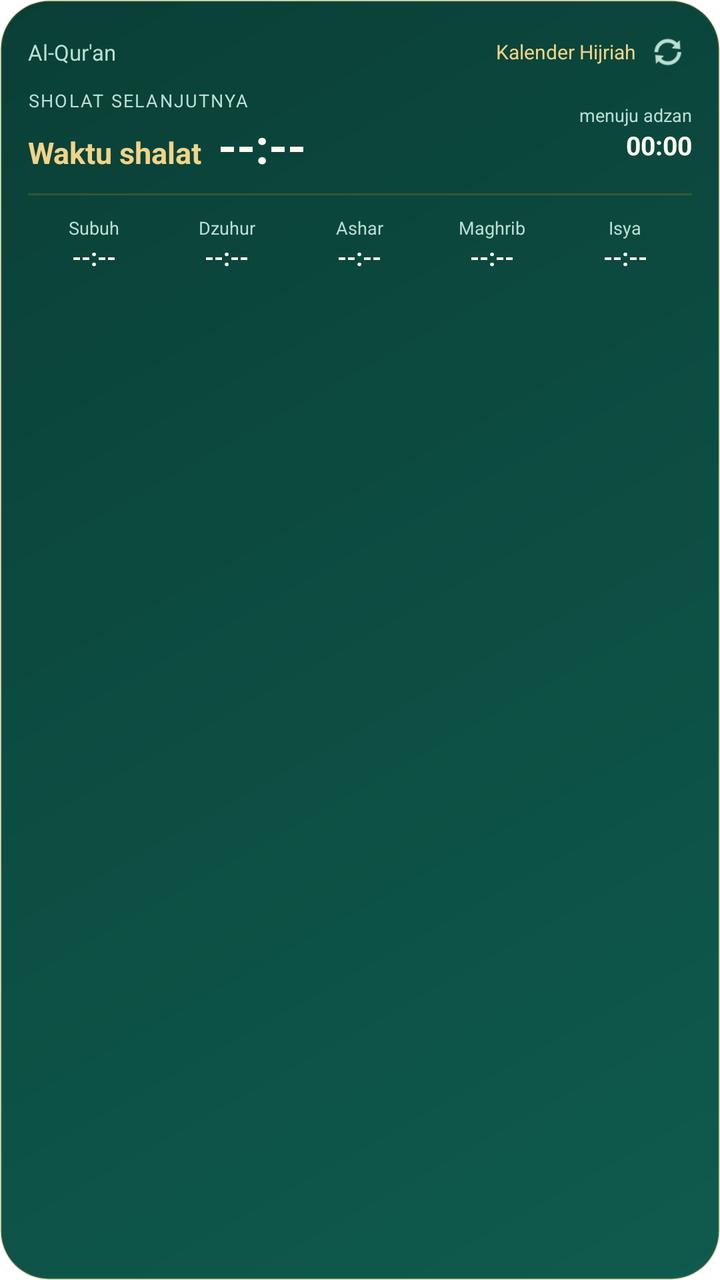
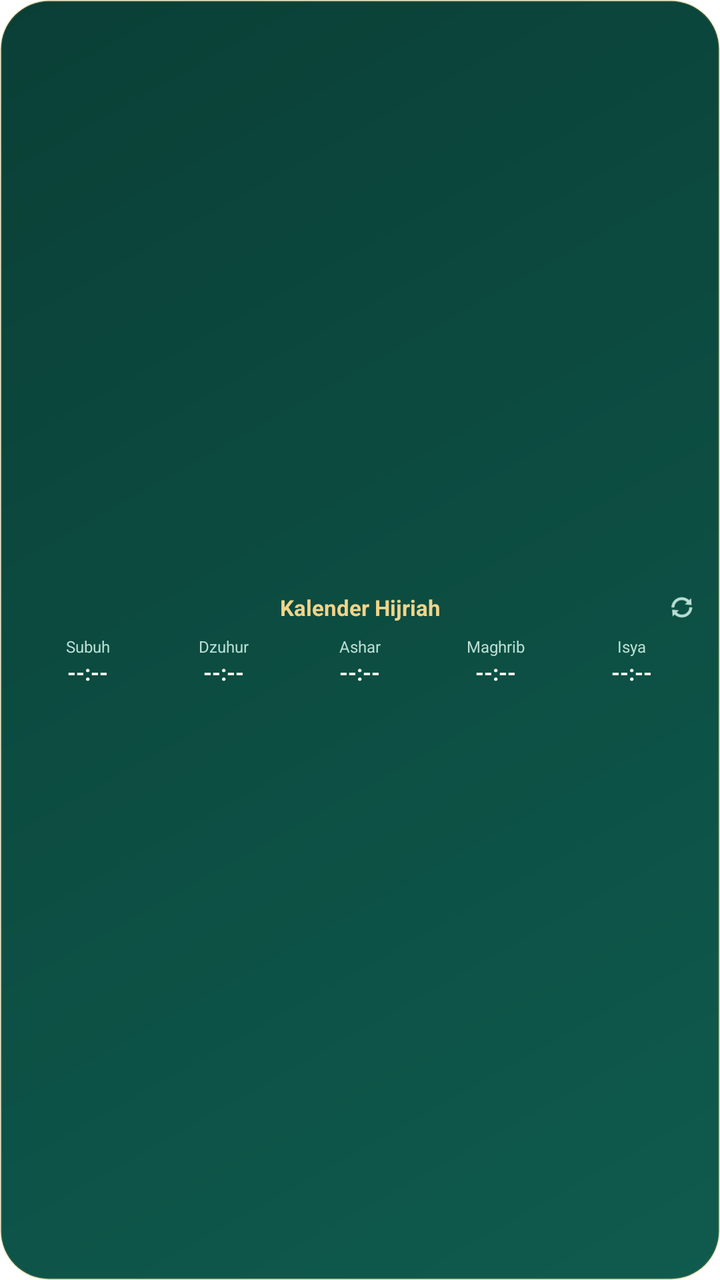

The first picture is an Android layout as it rendered before a commit; the second is the same layout after the commit. The layout source and the unified diff follow.
<!-- AndroidManifest.xml: fallback theme Theme.MaterialComponents.DayNight.NoActionBar -->
<!-- res/layout/prayer_times_widget.xml -->
<?xml version="1.0" encoding="utf-8"?>
<LinearLayout xmlns:android="http://schemas.android.com/apk/res/android"
    android:id="@+id/widget_root"
    android:layout_width="match_parent"
    android:layout_height="match_parent"
    android:background="@drawable/prayer_widget_background"
    android:orientation="vertical"
    android:padding="14dp">

    <LinearLayout
        android:layout_width="match_parent"
        android:layout_height="wrap_content"
        android:gravity="center_vertical"
        android:orientation="horizontal">

        <TextView
            android:id="@+id/widget_location"
            android:layout_width="0dp"
            android:layout_height="wrap_content"
            android:layout_weight="1"
            android:ellipsize="end"
            android:maxLines="1"
            android:text="Al-Qur'an"
            android:textColor="#B9DED4"
            android:textSize="11sp" />

        <TextView
            android:id="@+id/widget_hijri"
            android:layout_width="wrap_content"
            android:layout_height="wrap_content"
            android:layout_marginStart="8dp"
            android:ellipsize="end"
            android:maxLines="1"
            android:text="Kalender Hijriah"
            android:textColor="#F0D48A"
            android:textSize="10sp" />

        <ImageButton
            android:id="@+id/widget_refresh"
            android:layout_width="24dp"
            android:layout_height="24dp"
            android:layout_marginStart="4dp"
            android:background="?android:attr/selectableItemBackgroundBorderless"
            android:contentDescription="Perbarui waktu shalat"
            android:padding="3dp"
            android:scaleType="fitCenter"
            android:src="@android:drawable/ic_popup_sync"
            android:tint="#B9DED4" />
    </LinearLayout>

    <LinearLayout
        android:layout_width="match_parent"
        android:layout_height="wrap_content"
        android:layout_marginTop="6dp"
        android:baselineAligned="false"
        android:gravity="center_vertical"
        android:orientation="horizontal">

        <LinearLayout
            android:layout_width="0dp"
            android:layout_height="wrap_content"
            android:layout_weight="1"
            android:orientation="vertical">

            <TextView
                android:id="@+id/widget_next_label"
                android:layout_width="match_parent"
                android:layout_height="wrap_content"
                android:letterSpacing="0.08"
                android:maxLines="1"
                android:text="SHOLAT SELANJUTNYA"
                android:textColor="#B9DED4"
                android:textSize="9sp" />

            <LinearLayout
                android:layout_width="match_parent"
                android:layout_height="wrap_content"
                android:baselineAligned="true"
                android:orientation="horizontal">

                <TextView
                    android:id="@+id/widget_prayer_name"
                    android:layout_width="wrap_content"
                    android:layout_height="wrap_content"
                    android:ellipsize="end"
                    android:maxLines="1"
                    android:text="Waktu shalat"
                    android:textColor="#F0D48A"
                    android:textSize="15sp"
                    android:textStyle="bold" />

                <TextView
                    android:id="@+id/widget_prayer_time"
                    android:layout_width="wrap_content"
                    android:layout_height="wrap_content"
                    android:layout_marginStart="8dp"
                    android:text="--:--"
                    android:textColor="#FFFBF1"
                    android:textSize="24sp"
                    android:textStyle="bold" />
            </LinearLayout>
        </LinearLayout>

        <LinearLayout
            android:layout_width="wrap_content"
            android:layout_height="wrap_content"
            android:gravity="end"
            android:orientation="vertical">

            <TextView
                android:id="@+id/widget_countdown_label"
                android:layout_width="wrap_content"
                android:layout_height="wrap_content"
                android:maxLines="1"
                android:text="menuju adzan"
                android:textColor="#B9DED4"
                android:textSize="9sp" />

            <Chronometer
                android:id="@+id/widget_countdown"
                android:layout_width="wrap_content"
                android:layout_height="wrap_content"
                android:format="%s"
                android:textColor="#FFFBF1"
                android:textSize="13sp"
                android:textStyle="bold" />
        </LinearLayout>
    </LinearLayout>

    <View
        android:layout_width="match_parent"
        android:layout_height="1dp"
        android:layout_marginTop="8dp"
        android:background="#33C9A227" />

    <LinearLayout
        android:layout_width="match_parent"
        android:layout_height="wrap_content"
        android:layout_marginTop="6dp"
        android:baselineAligned="false"
        android:orientation="horizontal">

        <LinearLayout
            android:id="@+id/widget_fajr_cell"
            android:layout_width="0dp"
            android:layout_height="wrap_content"
            android:layout_weight="1"
            android:gravity="center"
            android:orientation="vertical"
            android:paddingTop="4dp"
            android:paddingBottom="4dp">

            <TextView
                android:id="@+id/widget_fajr_name"
                android:layout_width="wrap_content"
                android:layout_height="wrap_content"
                android:maxLines="1"
                android:text="Subuh"
                android:textColor="#B9DED4"
                android:textSize="9sp" />

            <TextView
                android:id="@+id/widget_fajr_time"
                android:layout_width="wrap_content"
                android:layout_height="wrap_content"
                android:text="--:--"
                android:textColor="#FFFBF1"
                android:textSize="12sp"
                android:textStyle="bold" />
        </LinearLayout>

        <LinearLayout
            android:id="@+id/widget_dhuhr_cell"
            android:layout_width="0dp"
            android:layout_height="wrap_content"
            android:layout_weight="1"
            android:gravity="center"
            android:orientation="vertical"
            android:paddingTop="4dp"
            android:paddingBottom="4dp">

            <TextView
                android:id="@+id/widget_dhuhr_name"
                android:layout_width="wrap_content"
                android:layout_height="wrap_content"
                android:maxLines="1"
                android:text="Dzuhur"
                android:textColor="#B9DED4"
                android:textSize="9sp" />

            <TextView
                android:id="@+id/widget_dhuhr_time"
                android:layout_width="wrap_content"
                android:layout_height="wrap_content"
                android:text="--:--"
                android:textColor="#FFFBF1"
                android:textSize="12sp"
                android:textStyle="bold" />
        </LinearLayout>

        <LinearLayout
            android:id="@+id/widget_asr_cell"
            android:layout_width="0dp"
            android:layout_height="wrap_content"
            android:layout_weight="1"
            android:gravity="center"
            android:orientation="vertical"
            android:paddingTop="4dp"
            android:paddingBottom="4dp">

            <TextView
                android:id="@+id/widget_asr_name"
                android:layout_width="wrap_content"
                android:layout_height="wrap_content"
                android:maxLines="1"
                android:text="Ashar"
                android:textColor="#B9DED4"
                android:textSize="9sp" />

            <TextView
                android:id="@+id/widget_asr_time"
                android:layout_width="wrap_content"
                android:layout_height="wrap_content"
                android:text="--:--"
                android:textColor="#FFFBF1"
                android:textSize="12sp"
                android:textStyle="bold" />
        </LinearLayout>

        <LinearLayout
            android:id="@+id/widget_maghrib_cell"
            android:layout_width="0dp"
            android:layout_height="wrap_content"
            android:layout_weight="1"
            android:gravity="center"
            android:orientation="vertical"
            android:paddingTop="4dp"
            android:paddingBottom="4dp">

            <TextView
                android:id="@+id/widget_maghrib_name"
                android:layout_width="wrap_content"
                android:layout_height="wrap_content"
                android:maxLines="1"
                android:text="Maghrib"
                android:textColor="#B9DED4"
                android:textSize="9sp" />

            <TextView
                android:id="@+id/widget_maghrib_time"
                android:layout_width="wrap_content"
                android:layout_height="wrap_content"
                android:text="--:--"
                android:textColor="#FFFBF1"
                android:textSize="12sp"
                android:textStyle="bold" />
        </LinearLayout>

        <LinearLayout
            android:id="@+id/widget_isha_cell"
            android:layout_width="0dp"
            android:layout_height="wrap_content"
            android:layout_weight="1"
            android:gravity="center"
            android:orientation="vertical"
            android:paddingTop="4dp"
            android:paddingBottom="4dp">

            <TextView
                android:id="@+id/widget_isha_name"
                android:layout_width="wrap_content"
                android:layout_height="wrap_content"
                android:maxLines="1"
                android:text="Isya"
                android:textColor="#B9DED4"
                android:textSize="9sp" />

            <TextView
                android:id="@+id/widget_isha_time"
                android:layout_width="wrap_content"
                android:layout_height="wrap_content"
                android:text="--:--"
                android:textColor="#FFFBF1"
                android:textSize="12sp"
                android:textStyle="bold" />
        </LinearLayout>
    </LinearLayout>
</LinearLayout>
<!-- resources referenced by this layout -->
<resources>
  <!-- drawable prayer_widget_background (drawable) -->
  <?xml version="1.0" encoding="utf-8"?>
  <shape xmlns:android="http://schemas.android.com/apk/res/android"
      android:shape="rectangle">
      <gradient
          android:angle="135"
          android:endColor="#0A3F36"
          android:startColor="#0F5B4E" />
      <corners android:radius="24dp" />
      <stroke
          android:width="1dp"
          android:color="#33C9A227" />
  </shape>
</resources>

<!-- the commit's change to res/layout/prayer_times_widget.xml (unified diff, before → after) -->
@@ -4,139 +4,49 @@
     android:layout_width="match_parent"
     android:layout_height="match_parent"
     android:background="@drawable/prayer_widget_background"
+    android:gravity="center_vertical"
     android:orientation="vertical"
-    android:padding="14dp">
+    android:paddingStart="10dp"
+    android:paddingTop="6dp"
+    android:paddingEnd="10dp"
+    android:paddingBottom="6dp">
+
+    <FrameLayout
+        android:layout_width="match_parent"
+        android:layout_height="wrap_content">
+
+        <TextView
+            android:id="@+id/widget_hijri"
+            android:layout_width="match_parent"
+            android:layout_height="wrap_content"
+            android:layout_gravity="center"
+            android:ellipsize="end"
+            android:gravity="center"
+            android:maxLines="1"
+            android:paddingStart="18dp"
+            android:paddingEnd="18dp"
+            android:text="Kalender Hijriah"
+            android:textColor="#F0D48A"
+            android:textSize="11sp"
+            android:textStyle="bold" />
+
+        <ImageButton
+            android:id="@+id/widget_refresh"
+            android:layout_width="18dp"
+            android:layout_height="18dp"
+            android:layout_gravity="end|center_vertical"
+            android:background="?android:attr/selectableItemBackgroundBorderless"
+            android:contentDescription="Perbarui waktu shalat"
+            android:padding="2dp"
+            android:scaleType="fitCenter"
+            android:src="@android:drawable/ic_popup_sync"
+            android:tint="#B9DED4" />
+    </FrameLayout>
 
     <LinearLayout
         android:layout_width="match_parent"
         android:layout_height="wrap_content"
-        android:gravity="center_vertical"
-        android:orientation="horizontal">
-
-        <TextView
-            android:id="@+id/widget_location"
-            android:layout_width="0dp"
-            android:layout_height="wrap_content"
-            android:layout_weight="1"
-            android:ellipsize="end"
-            android:maxLines="1"
-            android:text="Al-Qur'an"
-            android:textColor="#B9DED4"
-            android:textSize="11sp" />
-
-        <TextView
-            android:id="@+id/widget_hijri"
-            android:layout_width="wrap_content"
-            android:layout_height="wrap_content"
-            android:layout_marginStart="8dp"
-            android:ellipsize="end"
-            android:maxLines="1"
-            android:text="Kalender Hijriah"
-            android:textColor="#F0D48A"
-            android:textSize="10sp" />
-
-        <ImageButton
-            android:id="@+id/widget_refresh"
-            android:layout_width="24dp"
-            android:layout_height="24dp"
-            android:layout_marginStart="4dp"
-            android:background="?android:attr/selectableItemBackgroundBorderless"
-            android:contentDescription="Perbarui waktu shalat"
-            android:padding="3dp"
-            android:scaleType="fitCenter"
-            android:src="@android:drawable/ic_popup_sync"
-            android:tint="#B9DED4" />
-    </LinearLayout>
-
-    <LinearLayout
-        android:layout_width="match_parent"
-        android:layout_height="wrap_content"
-        android:layout_marginTop="6dp"
-        android:baselineAligned="false"
-        android:gravity="center_vertical"
-        android:orientation="horizontal">
-
-        <LinearLayout
-            android:layout_width="0dp"
-            android:layout_height="wrap_content"
-            android:layout_weight="1"
-            android:orientation="vertical">
-
-            <TextView
-                android:id="@+id/widget_next_label"
-                android:layout_width="match_parent"
-                android:layout_height="wrap_content"
-                android:letterSpacing="0.08"
-                android:maxLines="1"
-                android:text="SHOLAT SELANJUTNYA"
-                android:textColor="#B9DED4"
-                android:textSize="9sp" />
-
-            <LinearLayout
-                android:layout_width="match_parent"
-                android:layout_height="wrap_content"
-                android:baselineAligned="true"
-                android:orientation="horizontal">
-
-                <TextView
-                    android:id="@+id/widget_prayer_name"
-                    android:layout_width="wrap_content"
-                    android:layout_height="wrap_content"
-                    android:ellipsize="end"
-                    android:maxLines="1"
-                    android:text="Waktu shalat"
-                    android:textColor="#F0D48A"
-                    android:textSize="15sp"
-                    android:textStyle="bold" />
-
-                <TextView
-                    android:id="@+id/widget_prayer_time"
-                    android:layout_width="wrap_content"
-                    android:layout_height="wrap_content"
-                    android:layout_marginStart="8dp"
-                    android:text="--:--"
-                    android:textColor="#FFFBF1"
-                    android:textSize="24sp"
-                    android:textStyle="bold" />
-            </LinearLayout>
-        </LinearLayout>
-
-        <LinearLayout
-            android:layout_width="wrap_content"
-            android:layout_height="wrap_content"
-            android:gravity="end"
-            android:orientation="vertical">
-
-            <TextView
-                android:id="@+id/widget_countdown_label"
-                android:layout_width="wrap_content"
-                android:layout_height="wrap_content"
-                android:maxLines="1"
-                android:text="menuju adzan"
-                android:textColor="#B9DED4"
-                android:textSize="9sp" />
-
-            <Chronometer
-                android:id="@+id/widget_countdown"
-                android:layout_width="wrap_content"
-                android:layout_height="wrap_content"
-                android:format="%s"
-                android:textColor="#FFFBF1"
-                android:textSize="13sp"
-                android:textStyle="bold" />
-        </LinearLayout>
-    </LinearLayout>
-
-    <View
-        android:layout_width="match_parent"
-        android:layout_height="1dp"
-        android:layout_marginTop="8dp"
-        android:background="#33C9A227" />
-
-    <LinearLayout
-        android:layout_width="match_parent"
-        android:layout_height="wrap_content"
-        android:layout_marginTop="6dp"
+        android:layout_marginTop="3dp"
         android:baselineAligned="false"
         android:orientation="horizontal">
 
@@ -147,25 +57,30 @@
             android:layout_weight="1"
             android:gravity="center"
             android:orientation="vertical"
-            android:paddingTop="4dp"
-            android:paddingBottom="4dp">
+            android:paddingStart="1dp"
+            android:paddingTop="2dp"
+            android:paddingEnd="1dp"
+            android:paddingBottom="2dp">
 
             <TextView
                 android:id="@+id/widget_fajr_name"
                 android:layout_width="wrap_content"
                 android:layout_height="wrap_content"
+                android:gravity="center"
                 android:maxLines="1"
                 android:text="Subuh"
                 android:textColor="#B9DED4"
-                android:textSize="9sp" />
+                android:textSize="8sp" />
 
             <TextView
                 android:id="@+id/widget_fajr_time"
                 android:layout_width="wrap_content"
                 android:layout_height="wrap_content"
-                android:text="--:--"
-                android:textColor="#FFFBF1"
-                android:textSize="12sp"
+                android:gravity="center"
+                android:maxLines="1"
+                android:text="--:--"
+                android:textColor="#FFFBF1"
+                android:textSize="11sp"
                 android:textStyle="bold" />
         </LinearLayout>
 
@@ -176,25 +91,30 @@
             android:layout_weight="1"
             android:gravity="center"
             android:orientation="vertical"
-            android:paddingTop="4dp"
-            android:paddingBottom="4dp">
+            android:paddingStart="1dp"
+            android:paddingTop="2dp"
+            android:paddingEnd="1dp"
+            android:paddingBottom="2dp">
 
             <TextView
                 android:id="@+id/widget_dhuhr_name"
                 android:layout_width="wrap_content"
                 android:layout_height="wrap_content"
+                android:gravity="center"
                 android:maxLines="1"
                 android:text="Dzuhur"
                 android:textColor="#B9DED4"
-                android:textSize="9sp" />
+                android:textSize="8sp" />
 
             <TextView
                 android:id="@+id/widget_dhuhr_time"
                 android:layout_width="wrap_content"
                 android:layout_height="wrap_content"
-                android:text="--:--"
-                android:textColor="#FFFBF1"
-                android:textSize="12sp"
+                android:gravity="center"
+                android:maxLines="1"
+                android:text="--:--"
+                android:textColor="#FFFBF1"
+                android:textSize="11sp"
                 android:textStyle="bold" />
         </LinearLayout>
 
@@ -205,25 +125,30 @@
             android:layout_weight="1"
             android:gravity="center"
             android:orientation="vertical"
-            android:paddingTop="4dp"
-            android:paddingBottom="4dp">
+            android:paddingStart="1dp"
+            android:paddingTop="2dp"
+            android:paddingEnd="1dp"
+            android:paddingBottom="2dp">
 
             <TextView
                 android:id="@+id/widget_asr_name"
                 android:layout_width="wrap_content"
                 android:layout_height="wrap_content"
+                android:gravity="center"
                 android:maxLines="1"
                 android:text="Ashar"
                 android:textColor="#B9DED4"
-                android:textSize="9sp" />
+                android:textSize="8sp" />
 
             <TextView
                 android:id="@+id/widget_asr_time"
                 android:layout_width="wrap_content"
                 android:layout_height="wrap_content"
-                android:text="--:--"
-                android:textColor="#FFFBF1"
-                android:textSize="12sp"
+                android:gravity="center"
+                android:maxLines="1"
+                android:text="--:--"
+                android:textColor="#FFFBF1"
+                android:textSize="11sp"
                 android:textStyle="bold" />
         </LinearLayout>
 
@@ -234,25 +159,30 @@
             android:layout_weight="1"
             android:gravity="center"
             android:orientation="vertical"
-            android:paddingTop="4dp"
-            android:paddingBottom="4dp">
+            android:paddingStart="1dp"
+            android:paddingTop="2dp"
+            android:paddingEnd="1dp"
+            android:paddingBottom="2dp">
 
             <TextView
                 android:id="@+id/widget_maghrib_name"
                 android:layout_width="wrap_content"
                 android:layout_height="wrap_content"
+                android:gravity="center"
                 android:maxLines="1"
                 android:text="Maghrib"
                 android:textColor="#B9DED4"
-                android:textSize="9sp" />
+                android:textSize="8sp" />
 
             <TextView
                 android:id="@+id/widget_maghrib_time"
                 android:layout_width="wrap_content"
                 android:layout_height="wrap_content"
-                android:text="--:--"
-                android:textColor="#FFFBF1"
-                android:textSize="12sp"
+                android:gravity="center"
+                android:maxLines="1"
+                android:text="--:--"
+                android:textColor="#FFFBF1"
+                android:textSize="11sp"
                 android:textStyle="bold" />
         </LinearLayout>
 
@@ -263,25 +193,30 @@
             android:layout_weight="1"
             android:gravity="center"
             android:orientation="vertical"
-            android:paddingTop="4dp"
-            android:paddingBottom="4dp">
+            android:paddingStart="1dp"
+            android:paddingTop="2dp"
+            android:paddingEnd="1dp"
+            android:paddingBottom="2dp">
 
             <TextView
                 android:id="@+id/widget_isha_name"
                 android:layout_width="wrap_content"
                 android:layout_height="wrap_content"
+                android:gravity="center"
                 android:maxLines="1"
                 android:text="Isya"
                 android:textColor="#B9DED4"
-                android:textSize="9sp" />
+                android:textSize="8sp" />
 
             <TextView
                 android:id="@+id/widget_isha_time"
                 android:layout_width="wrap_content"
                 android:layout_height="wrap_content"
-                android:text="--:--"
-                android:textColor="#FFFBF1"
-                android:textSize="12sp"
+                android:gravity="center"
+                android:maxLines="1"
+                android:text="--:--"
+                android:textColor="#FFFBF1"
+                android:textSize="11sp"
                 android:textStyle="bold" />
         </LinearLayout>
     </LinearLayout>
